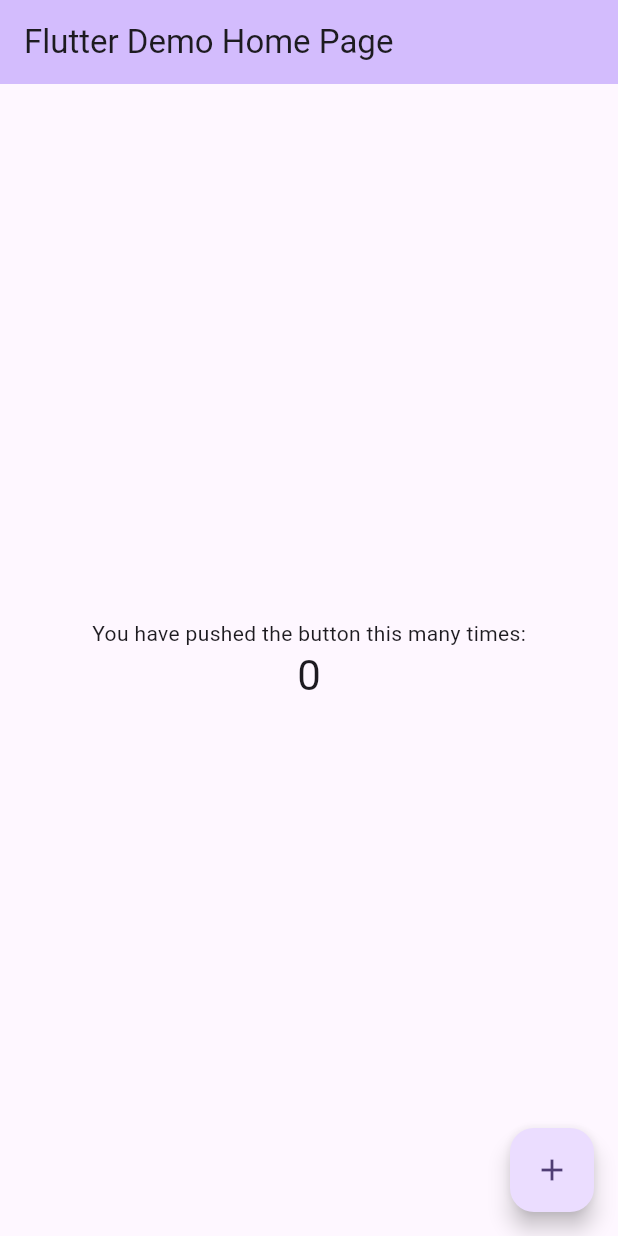
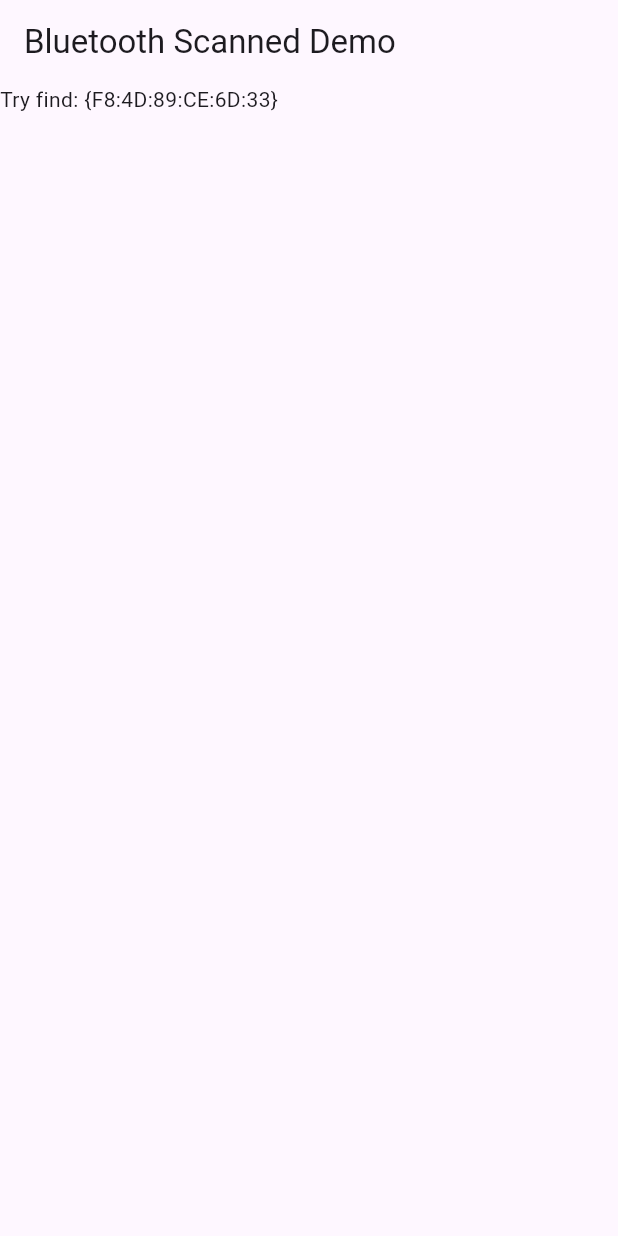
Before and after one commit to HazarD2311/bluetooth-radar, a Flutter app: the screen it shows after launch, on a phone screen of 412 x 824 dp. Run offline on Flutter 3.47's test engine with Material 3 defaults, Android fonts, the phone set to English and light mode, and no system bars; our stand-ins replace flutter_blue_plus.

Commit message:
add local bluetooth scan

```diff
--- /dev/null
+++ b/lib/common/di.dart
@@ -0,0 +1,27 @@
+import '../managers/bluetooth_scanner_manager.dart';
+
+class Locator {
+  Locator._();
+
+  static final Locator _instance = Locator._();
+
+  static Locator get instance => _instance;
+
+  final btScanner = BluetoothScannerManager(
+    scanPeriodicSec: 20,
+    scanDurationSec: 10,
+  );
+  late final historyManager = HistoryScanResultManager(btScanner);
+  late final findManager = FindCurrentNameManager(
+    btScanner,
+    remotedIds: {
+      'F8:4D:89:CE:6D:33',
+    },
+  );
+
+  void init() {
+    btScanner.init();
+    historyManager.init();
+    findManager.init();
+  }
+}
--- a/lib/main.dart
+++ b/lib/main.dart
@@ -1,6 +1,10 @@
+import 'package:bluetooth_radar_demo/ui/main_page.dart';
 import 'package:flutter/material.dart';
 
+import 'common/di.dart';
+
 void main() {
+  Locator.instance.init();
   runApp(const MyApp());
 }
 
@@ -11,115 +15,12 @@ class MyApp extends StatelessWidget {
   @override
   Widget build(BuildContext context) {
     return MaterialApp(
-      title: 'Flutter Demo',
+      title: 'Demo Bluetooth Radar',
       theme: ThemeData(
-        // This is the theme of your application.
-        //
-        // TRY THIS: Try running your application with "flutter run". You'll see
-        // the application has a purple toolbar. Then, without quitting the app,
-        // try changing the seedColor in the colorScheme below to Colors.green
-        // and then invoke "hot reload" (save your changes or press the "hot
-        // reload" button in a Flutter-supported IDE, or press "r" if you used
-        // the command line to start the app).
-        //
-        // Notice that the counter didn't reset back to zero; the application
-        // state is not lost during the reload. To reset the state, use hot
-        // restart instead.
-        //
-        // This works for code too, not just values: Most code changes can be
-        // tested with just a hot reload.
         colorScheme: ColorScheme.fromSeed(seedColor: Colors.deepPurple),
         useMaterial3: true,
       ),
-      home: const MyHomePage(title: 'Flutter Demo Home Page'),
+      home: MainPage(),
     );
   }
 }
-
-class MyHomePage extends StatefulWidget {
-  const MyHomePage({super.key, required this.title});
-
-  // This widget is the home page of your application. It is stateful, meaning
-  // that it has a State object (defined below) that contains fields that affect
-  // how it looks.
-
-  // This class is the configuration for the state. It holds the values (in this
-  // case the title) provided by the parent (in this case the App widget) and
-  // used by the build method of the State. Fields in a Widget subclass are
-  // always marked "final".
-
-  final String title;
-
-  @override
-  State<MyHomePage> createState() => _MyHomePageState();
-}
-
-class _MyHomePageState extends State<MyHomePage> {
-  int _counter = 0;
-
-  void _incrementCounter() {
-    setState(() {
-      // This call to setState tells the Flutter framework that something has
-      // changed in this State, which causes it to rerun the build method below
-      // so that the display can reflect the updated values. If we changed
-      // _counter without calling setState(), then the build method would not be
-      // called again, and so nothing would appear to happen.
-      _counter++;
-    });
-  }
-
-  @override
-  Widget build(BuildContext context) {
-    // This method is rerun every time setState is called, for instance as done
-    // by the _incrementCounter method above.
-    //
-    // The Flutter framework has been optimized to make rerunning build methods
-    // fast, so that you can just rebuild anything that needs updating rather
-    // than having to individually change instances of widgets.
-    return Scaffold(
-      appBar: AppBar(
-        // TRY THIS: Try changing the color here to a specific color (to
-        // Colors.amber, perhaps?) and trigger a hot reload to see the AppBar
-        // change color while the other colors stay the same.
-        backgroundColor: Theme.of(context).colorScheme.inversePrimary,
-        // Here we take the value from the MyHomePage object that was created by
-        // the App.build method, and use it to set our appbar title.
-        title: Text(widget.title),
-      ),
-      body: Center(
-        // Center is a layout widget. It takes a single child and positions it
-        // in the middle of the parent.
-        child: Column(
-          // Column is also a layout widget. It takes a list of children and
-          // arranges them vertically. By default, it sizes itself to fit its
-          // children horizontally, and tries to be as tall as its parent.
-          //
-          // Column has various properties to control how it sizes itself and
-          // how it positions its children. Here we use mainAxisAlignment to
-          // center the children vertically; the main axis here is the vertical
-          // axis because Columns are vertical (the cross axis would be
-          // horizontal).
-          //
-          // TRY THIS: Invoke "debug painting" (choose the "Toggle Debug Paint"
-          // action in the IDE, or press "p" in the console), to see the
-          // wireframe for each widget.
-          mainAxisAlignment: MainAxisAlignment.center,
-          children: <Widget>[
-            const Text(
-              'You have pushed the button this many times:',
-            ),
-            Text(
-              '$_counter',
-              style: Theme.of(context).textTheme.headlineMedium,
-            ),
-          ],
-        ),
-      ),
-      floatingActionButton: FloatingActionButton(
-        onPressed: _incrementCounter,
-        tooltip: 'Increment',
-        child: const Icon(Icons.add),
-      ), // This trailing comma makes auto-formatting nicer for build methods.
-    );
-  }
-}
--- /dev/null
+++ b/lib/managers/bluetooth_scanner_manager.dart
@@ -0,0 +1,130 @@
+import 'dart:async';
+
+import 'package:flutter_blue_plus/flutter_blue_plus.dart';
+import 'package:intl/intl.dart';
+
+import '../common/logger.dart';
+import '../common/utils.dart';
+
+typedef Id = String;
+
+class BluetoothScannerManager {
+  final int _scanDurationSec;
+  final int _scanPeriodicSec;
+
+  BluetoothScannerManager({
+    required int scanDurationSec,
+    required int scanPeriodicSec,
+  })  : _scanDurationSec = scanDurationSec,
+        _scanPeriodicSec = scanPeriodicSec;
+
+  Stream<bool> get isScanning => FlutterBluePlus.isScanning;
+
+  Stream<Map<Id, DeviceResult>> get result =>
+      FlutterBluePlus.scanResults.map((result) => Map.fromEntries(
+            result
+                .map<DeviceResult>(
+                  (it) => it.toDto,
+                )
+                .map(
+                  (it) => MapEntry(it.remoteId, it),
+                ),
+          ));
+
+  void init() {
+    startScan();
+  }
+
+  void startScan() {
+    Timer.periodic(
+      Duration(seconds: _scanPeriodicSec),
+      (timer) {
+        logger.d('start scanning');
+        FlutterBluePlus.startScan(timeout: Duration(seconds: _scanDurationSec));
+      },
+    );
+  }
+}
+
+class HistoryScanResultManager {
+  HistoryScanResultManager(this._scannerManager);
+
+  final BluetoothScannerManager _scannerManager;
+
+  final StreamController<Map<Id, DeviceResult>> results = StreamController();
+  final Map<Id, DeviceResult> _lastResults = {};
+
+  void init() {
+    _scannerManager.result.listen((newResults) {
+      updateFromMap(
+        _lastResults,
+        newResults,
+        (oldValue, newValue) => oldValue == newValue ? oldValue : newValue,
+      );
+      results.add(_lastResults);
+    });
+  }
+}
+
+class FindCurrentNameManager {
+  FindCurrentNameManager(this._scannerManager, {required this.remotedIds});
+
+  final Set<String> remotedIds;
+
+  final BluetoothScannerManager _scannerManager;
+
+  final StreamController<List<DeviceResult>> results = StreamController();
+  List<DeviceResult> _lastResults = [];
+
+  void init() {
+    _scannerManager.result
+        .map((result) =>
+            result.values.where((value) => remotedIds.contains(value.remoteId)).toList())
+        .listen(
+      (data) {
+        _lastResults = data;
+        results.add(_lastResults);
+      },
+    );
+    _scannerManager.isScanning.listen((isScanning) {
+      if (isScanning) {
+        _lastResults = [];
+        results.add(_lastResults);
+      }
+    });
+  }
+}
+
+class DeviceResult {
+  final Id remoteId;
+  final String btName;
+
+  final DateTime updated;
+
+  DeviceResult({
+    required this.remoteId,
+    required this.btName,
+    DateTime? updated,
+  }) : updated = updated ?? DateTime.now();
+
+  String get _formattedDate => DateFormat.Hms().format(updated);
+
+  @override
+  bool operator ==(Object other) {
+    if (other is! DeviceResult) return false;
+    return (other.remoteId == remoteId) && (other.btName == btName);
+  }
+
+  @override
+  String toString() => '{$remoteId : $btName} at: $_formattedDate';
+
+  @override
+  int get hashCode => remoteId.hashCode ^ btName.hashCode;
+}
+
+extension on ScanResult {
+  DeviceResult get toDto => DeviceResult(
+        remoteId: device.remoteId.toString(),
+        btName: device.platformName.toString(),
+      );
+}
--- /dev/null
+++ b/lib/ui/common/scan_appbar.dart
@@ -0,0 +1,46 @@
+import 'package:flutter/material.dart';
+
+import '../../common/di.dart';
+
+class ScanAppBar extends StatelessWidget implements PreferredSizeWidget {
+  const ScanAppBar({
+    super.key,
+  });
+
+  @override
+  Widget build(BuildContext context) {
+    return AppBar(
+      title: _IsScanBuilder(
+        scanning: Text('Scanning...'),
+        nonScanning: Text('Bluetooth Scanned Demo'),
+      ),
+      actions: [
+        _IsScanBuilder(
+          scanning: CircularProgressIndicator(),
+          nonScanning: SizedBox(),
+        ),
+      ],
+    );
+  }
+
+  @override
+  Size get preferredSize => Size.fromHeight(kToolbarHeight);
+}
+
+class _IsScanBuilder extends StatelessWidget {
+  final Widget scanning;
+  final Widget nonScanning;
+
+  const _IsScanBuilder({
+    required this.scanning,
+    required this.nonScanning,
+  });
+
+  @override
+  Widget build(BuildContext context) {
+    return StreamBuilder(
+      stream: Locator.instance.btScanner.isScanning,
+      builder: (context, snapshot) => (snapshot.data ?? false) ? scanning : nonScanning,
+    );
+  }
+}
--- /dev/null
+++ b/lib/ui/main_page.dart
@@ -0,0 +1,25 @@
+import 'package:flutter/material.dart';
+import 'package:flutter/widgets.dart';
+
+import 'common/scan_appbar.dart';
+import 'pages/finding_scan_results_page.dart';
+import 'pages/history_scan_results_page.dart';
+
+class MainPage extends StatelessWidget {
+  const MainPage({
+    super.key,
+  });
+
+  @override
+  Widget build(BuildContext context) {
+    return Scaffold(
+      appBar: ScanAppBar(),
+      body: Column(
+        children: [
+          Expanded(child: FindScanResult()),
+          Expanded(child: HistoryScanResults()),
+        ],
+      ),
+    );
+  }
+}
--- /dev/null
+++ b/lib/ui/pages/finding_scan_results_page.dart
@@ -0,0 +1,29 @@
+import 'package:bluetooth_radar_demo/common/di.dart';
+import 'package:flutter/widgets.dart';
+
+import '../../managers/bluetooth_scanner_manager.dart';
+
+class FindScanResult extends StatelessWidget {
+  const FindScanResult({super.key});
+
+  @override
+  Widget build(BuildContext context) {
+    var findManager = Locator.instance.findManager;
+    return StreamBuilder<List<DeviceResult>>(
+      stream: findManager.results.stream,
+      builder: (ctx, snapshot) {
+        final data = snapshot.data;
+        if (data == null) return Text('Finding');
+
+        return ListView(
+          children: [
+            Text('Try find: ${findManager.remotedIds}'),
+            ...data.map(
+              (it) => Text(it.toString()),
+            ),
+          ],
+        );
+      },
+    );
+  }
+}
--- /dev/null
+++ b/lib/ui/pages/history_scan_results_page.dart
@@ -0,0 +1,31 @@
+import 'package:bluetooth_radar_demo/common/di.dart';
+import 'package:flutter/widgets.dart';
+
+import '../../managers/bluetooth_scanner_manager.dart';
+import '../common/pulse_text.dart';
+
+class HistoryScanResults extends StatelessWidget {
+  const HistoryScanResults({super.key});
+
+  @override
+  Widget build(BuildContext context) {
+    return StreamBuilder<Map<Id, DeviceResult>>(
+      stream: Locator.instance.historyManager.results.stream,
+      builder: (ctx, snapshot) {
+        final data = snapshot.data;
+        if (data == null) return Text('Finding');
+
+        return ListView(
+          children: [
+            ...data.values.map(
+                  (it) => PulsatingTextWidget(
+                it.toString(),
+                key: ValueKey(it.remoteId),
+              ),
+            ),
+          ],
+        );
+      },
+    );
+  }
+}
```
Also changed, not shown: lib/common/logger.dart (added, +13 -0 lines), lib/common/utils.dart (added, +15 -0 lines), lib/ui/common/pulse_text.dart (added, +83 -0 lines), pubspec.yaml (+3 -68 lines), pubspec.lock, 1 other file.
